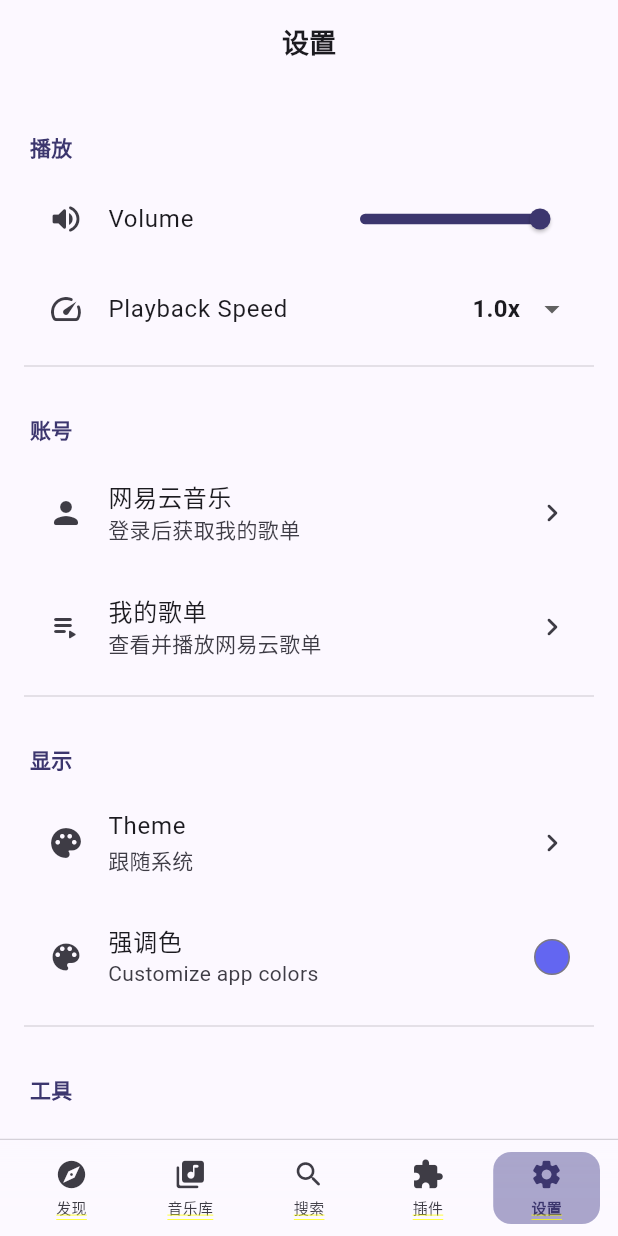
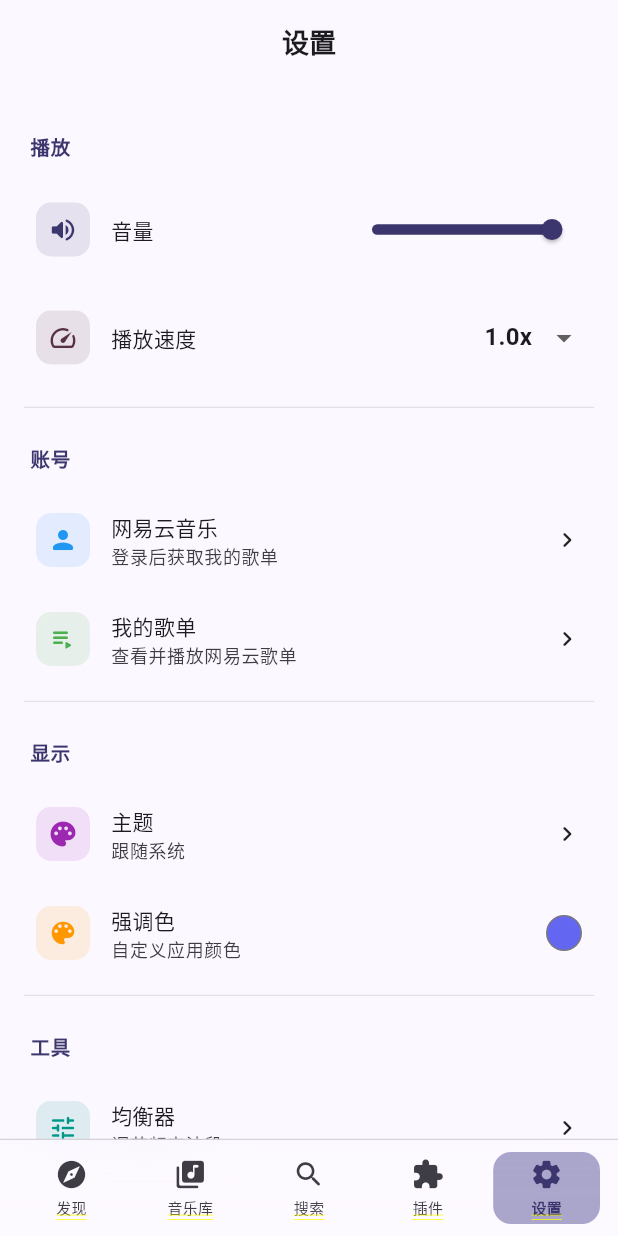
Before and after one commit to Chengxiaoyu1119/MusicFlow, a Flutter app: the SettingsPage screen opened by its route, on a phone screen of 412 x 824 dp. Run offline on Flutter 3.47's test engine with Material 3 defaults, Android fonts, the phone set to English and light mode, and no system bars; our stand-ins replace audio_service, cached_network_image, dio, file_picker, flutter_riverpod, go_router and 10 more; missing offline and left inert: audio_metadata_reader, encrypt, hotkey_manager, shelf_router, tray_manager, window_manager; accounts and stored records are empty; network calls fail.

Commit message:
fix: settings page complete redesign - icon containers, colors, Chinese strings

```diff
--- a/lib/features/settings/pages/settings_page.dart
+++ b/lib/features/settings/pages/settings_page.dart
@@ -17,6 +17,7 @@ class SettingsPage extends ConsumerWidget {
     final handler = ref.watch(audioHandlerProvider);
     final themeMode = ref.watch(themeModeProvider);
     final accentColor = ref.watch(accentColorProvider);
+    final theme = Theme.of(context);
 
     return Scaffold(
       appBar: AppBar(title: const Text('设置')),
@@ -26,153 +27,125 @@ class SettingsPage extends ConsumerWidget {
           _SectionHeader(title: '播放'),
           _SettingsTile(
             icon: Icons.volume_up_rounded,
-            title: 'Volume',
-            trailing: SizedBox(
-              width: 160,
-              child: Slider(
-                value: handler.volume,
-                onChanged: (v) => handler.setVolume(v),
-              ),
-            ),
+            iconColor: theme.colorScheme.primary,
+            title: '音量',
+            trailing: SizedBox(width: 160,
+              child: Slider(value: handler.volume, onChanged: (v) => handler.setVolume(v))),
           ),
           _SettingsTile(
             icon: Icons.speed_rounded,
-            title: 'Playback Speed',
+            iconColor: theme.colorScheme.tertiary,
+            title: '播放速度',
             trailing: DropdownButton<double>(
-              value: handler.speed,
-              underline: const SizedBox(),
+              value: handler.speed, underline: const SizedBox(),
               items: [0.5, 0.75, 1.0, 1.25, 1.5, 2.0]
-                  .map((s) => DropdownMenuItem(
-                        value: s,
-                        child: Text('${s}x'),
-                      ))
-                  .toList(),
-              onChanged: (v) {
-                if (v != null) handler.setSpeed(v);
-              },
+                  .map((s) => DropdownMenuItem(value: s, child: Text('${s}x'))).toList(),
+              onChanged: (v) { if (v != null) handler.setSpeed(v); },
             ),
           ),
-          const Divider(),
+          const SizedBox(height: 8),
+          _Divider(),
 
-          // Account
+          // 账号
           _SectionHeader(title: '账号'),
           _SettingsTile(
-            icon: Icons.person_rounded,
-            title: '网易云音乐',
-            subtitle: '登录后获取我的歌单',
-            trailing: const Icon(Icons.chevron_right_rounded),
+            icon: Icons.person_rounded, iconColor: Colors.blue,
+            title: '网易云音乐', subtitle: '登录后获取我的歌单',
+            trailing: const Icon(Icons.chevron_right_rounded, size: 20),
             onTap: () => context.push('/login'),
           ),
           _SettingsTile(
-            icon: Icons.playlist_play_rounded,
-            title: '我的歌单',
-            subtitle: '查看并播放网易云歌单',
-            trailing: const Icon(Icons.chevron_right_rounded),
+            icon: Icons.playlist_play_rounded, iconColor: Colors.green,
+            title: '我的歌单', subtitle: '查看并播放网易云歌单',
+            trailing: const Icon(Icons.chevron_right_rounded, size: 20),
             onTap: () => context.push('/user-playlists'),
           ),
-          const Divider(),
+          const SizedBox(height: 8),
+          _Divider(),
 
-          // Display
+          // 显示
           _SectionHeader(title: '显示'),
           _SettingsTile(
-            icon: Icons.palette_rounded,
-            title: 'Theme',
-            subtitle: _themeModeLabel(themeMode),
-            trailing: const Icon(Icons.chevron_right_rounded),
+            icon: Icons.palette_rounded, iconColor: Colors.purple,
+            title: '主题', subtitle: _themeModeLabel(themeMode),
+            trailing: const Icon(Icons.chevron_right_rounded, size: 20),
             onTap: () => _showThemeDialog(context, ref),
           ),
           _SettingsTile(
-            icon: Icons.color_lens_rounded,
-            title: '强调色',
-            subtitle: 'Customize app colors',
+            icon: Icons.color_lens_rounded, iconColor: Colors.orange,
+            title: '强调色', subtitle: '自定义应用颜色',
             trailing: Container(
               width: 24, height: 24,
               decoration: BoxDecoration(
-                color: accentColor,
-                shape: BoxShape.circle,
-                border: Border.all(color: Theme.of(context).colorScheme.outlineVariant),
+                color: accentColor, shape: BoxShape.circle,
+                border: Border.all(color: theme.colorScheme.outlineVariant),
               ),
             ),
             onTap: () => _showAccentColorDialog(context, ref),
           ),
-          const Divider(),
+          const SizedBox(height: 8),
+          _Divider(),
 
-          // Tools
+          // 工具
           _SectionHeader(title: '工具'),
           _SettingsTile(
-            icon: Icons.timer_rounded,
-            title: '睡眠定时器',
-            subtitle: 'Auto-pause playback',
-            trailing: const Icon(Icons.chevron_right_rounded),
+            icon: Icons.tune_rounded, iconColor: Colors.teal,
+            title: '均衡器', subtitle: '调节频率波段',
+            trailing: const Icon(Icons.chevron_right_rounded, size: 20),
+            onTap: () => context.push('/equalizer'),
+          ),
+          _SettingsTile(
+            icon: Icons.timer_rounded, iconColor: Colors.amber,
+            title: '睡眠定时器', subtitle: '自动暂停播放',
+            trailing: const Icon(Icons.chevron_right_rounded, size: 20),
             onTap: () => _showSleepTimerDialog(context, ref),
           ),
           _SettingsTile(
-            icon: Icons.tune_rounded,
-            title: 'Equalizer',
-            subtitle: 'Adjust frequency bands',
-            trailing: const Icon(Icons.chevron_right_rounded),
-            onTap: () => context.push('/equalizer'),
+            icon: Icons.lyrics_outlined, iconColor: Colors.cyan,
+            title: '桌面歌词', subtitle: '字体、颜色、透明度设置',
+            trailing: const Icon(Icons.chevron_right_rounded, size: 20),
+            onTap: () => context.push('/lyrics-settings'),
           ),
           _SettingsTile(
-            icon: Icons.download_rounded,
-            title: 'Downloads',
-            subtitle: 'Manage downloaded songs',
-            trailing: const Icon(Icons.chevron_right_rounded),
+            icon: Icons.download_rounded, iconColor: Colors.indigo,
+            title: '下载', subtitle: '管理已下载歌曲',
+            trailing: const Icon(Icons.chevron_right_rounded, size: 20),
             onTap: () => context.push('/downloads'),
           ),
           _SettingsTile(
-            icon: Icons.bar_chart_rounded,
-            title: 'Statistics',
-            subtitle: 'Listening stats and top tracks',
-            trailing: const Icon(Icons.chevron_right_rounded),
+            icon: Icons.bar_chart_rounded, iconColor: Colors.pink,
+            title: '统计', subtitle: '听歌数据和热门曲目',
+            trailing: const Icon(Icons.chevron_right_rounded, size: 20),
             onTap: () => context.push('/stats'),
           ),
-          _SettingsTile(
-            icon: Icons.lyrics_outlined,
-            title: 'Desktop Lyrics',
-            subtitle: 'Font, colors, opacity settings',
-            trailing: const Icon(Icons.chevron_right_rounded),
-            onTap: () => context.push('/lyrics-settings'),
-          ),
-          _SettingsTile(
-            icon: Icons.swap_horiz_rounded,
-            title: 'Crossfade',
-            subtitle: 'Crossfade between tracks (coming soon)',
-            trailing: Switch(
-              value: false,
-              onChanged: (_) {},
-            ),
-          ),
-          const Divider(),
+          const SizedBox(height: 8),
+          _Divider(),
 
-          // Storage
+          // 存储
           _SectionHeader(title: '存储'),
           _SettingsTile(
-            icon: Icons.folder_rounded,
-            title: 'Music Library Path',
-            subtitle: 'Import music from folders',
-            trailing: const Icon(Icons.chevron_right_rounded),
+            icon: Icons.folder_rounded, iconColor: Colors.brown,
+            title: '音乐库路径', subtitle: '从文件夹导入音乐',
+            trailing: const Icon(Icons.chevron_right_rounded, size: 20),
             onTap: () => _pickMusicDirectory(context),
           ),
           _SettingsTile(
-            icon: Icons.cleaning_services_rounded,
-            title: 'Clear Cache',
-            subtitle: 'Free up storage space',
+            icon: Icons.cleaning_services_rounded, iconColor: Colors.grey,
+            title: '清除缓存', subtitle: '释放存储空间',
             onTap: () => _clearCache(context, ref),
           ),
-          const Divider(),
+          const SizedBox(height: 8),
+          _Divider(),
 
-          // About
+          // 关于
           _SectionHeader(title: '关于'),
           _SettingsTile(
-            icon: Icons.info_outline_rounded,
-            title: 'Version',
-            subtitle: AppConstants.appVersion,
+            icon: Icons.info_outline_rounded, iconColor: Colors.blueGrey,
+            title: '版本', subtitle: AppConstants.appVersion,
           ),
           _SettingsTile(
-            icon: Icons.code_rounded,
-            title: 'Open Source',
-            subtitle: 'Built with Flutter & love',
+            icon: Icons.code_rounded, iconColor: Colors.blueGrey,
+            title: '开源声明', subtitle: 'Built with Flutter & love',
             trailing: const Icon(Icons.open_in_new_rounded, size: 18),
           ),
           const SizedBox(height: 32),
@@ -182,11 +155,7 @@ class SettingsPage extends ConsumerWidget {
   }
 
   String _themeModeLabel(ThemeMode mode) {
-    return switch (mode) {
-      ThemeMode.light => '浅色',
-      ThemeMode.dark => '深色',
-      ThemeMode.system => '跟随系统',
-    };
+    return switch (mode) { ThemeMode.light => '浅色', ThemeMode.dark => '深色', ThemeMode.system => '跟随系统', };
   }
 
   void _showThemeDialog(BuildContext context, WidgetRef ref) {
@@ -196,31 +165,19 @@ class SettingsPage extends ConsumerWidget {
       builder: (context) => SafeArea(
         child: Padding(
           padding: const EdgeInsets.symmetric(vertical: 16),
-          child: Column(
-            mainAxisSize: MainAxisSize.min,
-            children: [
-              const Padding(
-                padding: EdgeInsets.only(bottom: 16),
-                child: Text('选择主题', style: TextStyle(fontSize: 18, fontWeight: FontWeight.bold)),
-              ),
+          child: Column(mainAxisSize: MainAxisSize.min, children: [
+            const Padding(padding: EdgeInsets.only(bottom: 16),
+              child: Text('选择主题', style: TextStyle(fontSize: 18, fontWeight: FontWeight.bold))),
             ...ThemeMode.values.map((mode) {
-                final icon = switch (mode) {
-                  ThemeMode.light => Icons.light_mode_rounded,
-                  ThemeMode.dark => Icons.dark_mode_rounded,
-                  ThemeMode.system => Icons.settings_brightness_rounded,
-                };
+              final icon = switch (mode) { ThemeMode.light => Icons.light_mode_rounded, ThemeMode.dark => Icons.dark_mode_rounded, ThemeMode.system => Icons.settings_brightness_rounded, };
               return ListTile(
                 leading: Icon(icon),
                 title: Text(_themeModeLabel(mode)),
                 trailing: current == mode ? const Icon(Icons.check_rounded) : null,
-                  onTap: () {
-                    ref.read(themeModeProvider.notifier).setTheme(mode);
-                    Navigator.pop(context);
-                  },
+                onTap: () { ref.read(themeModeProvider.notifier).setTheme(mode); Navigator.pop(context); },
               );
             }),
-            ],
-          ),
+          ]),
         ),
       ),
     );
@@ -230,42 +187,25 @@ class SettingsPage extends ConsumerWidget {
     showModalBottomSheet(
       context: context,
       builder: (context) => SafeArea(
-        child: Padding(
-          padding: const EdgeInsets.all(16),
-          child: Column(
-            mainAxisSize: MainAxisSize.min,
-            crossAxisAlignment: CrossAxisAlignment.start,
-            children: [
+        child: Padding(padding: const EdgeInsets.all(16),
+          child: Column(mainAxisSize: MainAxisSize.min, crossAxisAlignment: CrossAxisAlignment.start, children: [
             const Text('强调色', style: TextStyle(fontSize: 18, fontWeight: FontWeight.bold)),
             const SizedBox(height: 16),
-              Wrap(
-                spacing: 8,
-                runSpacing: 8,
+            Wrap(spacing: 8, runSpacing: 8,
               children: accentColors.map((color) {
                 final isSelected = ref.watch(accentColorProvider) == color;
                 return GestureDetector(
-                    onTap: () {
-                      ref.read(accentColorProvider.notifier).setColor(color);
-                      Navigator.pop(context);
-                    },
+                  onTap: () { ref.read(accentColorProvider.notifier).setColor(color); Navigator.pop(context); },
                   child: Container(
                     width: 44, height: 44,
-                      decoration: BoxDecoration(
-                        color: color,
-                        shape: BoxShape.circle,
-                        border: isSelected
-                            ? Border.all(color: Colors.white, width: 3)
-                            : null,
-                      ),
-                      child: isSelected
-                          ? const Icon(Icons.check_rounded, color: Colors.white, size: 20)
-                          : null,
+                    decoration: BoxDecoration(color: color, shape: BoxShape.circle,
+                      border: isSelected ? Border.all(color: Colors.white, width: 3) : null),
+                    child: isSelected ? const Icon(Icons.check_rounded, color: Colors.white, size: 20) : null,
                   ),
                 );
               }).toList(),
             ),
-            ],
-          ),
+          ]),
         ),
       ),
     );
@@ -274,59 +214,34 @@ class SettingsPage extends ConsumerWidget {
   void _showSleepTimerDialog(BuildContext context, WidgetRef ref) {
     final timerService = ref.read(sleepTimerProvider.notifier);
     final state = ref.read(sleepTimerProvider);
-
     showModalBottomSheet(
       context: context,
       builder: (context) => SafeArea(
-        child: Padding(
-          padding: const EdgeInsets.all(16),
-          child: Column(
-            mainAxisSize: MainAxisSize.min,
-            crossAxisAlignment: CrossAxisAlignment.start,
-            children: [
+        child: Padding(padding: const EdgeInsets.all(16),
+          child: Column(mainAxisSize: MainAxisSize.min, crossAxisAlignment: CrossAxisAlignment.start, children: [
             const Text('睡眠定时器', style: TextStyle(fontSize: 18, fontWeight: FontWeight.bold)),
             const SizedBox(height: 8),
-              const Text('到达设定时间后自动暂停播放',
-                style: TextStyle(color: Colors.grey)),
+            const Text('到达设定时间后自动暂停播放', style: TextStyle(color: Colors.grey)),
             const SizedBox(height: 16),
-
             if (state.isActive)
-                Padding(
-                  padding: const EdgeInsets.only(bottom: 16),
-                  child: Row(
-                    children: [
+              Padding(padding: const EdgeInsets.only(bottom: 16),
+                child: Row(children: [
                   const Icon(Icons.timer_rounded, size: 20),
                   const SizedBox(width: 8),
                   Text('运行中: ${timerService.formattedRemaining}',
                     style: const TextStyle(fontWeight: FontWeight.w600)),
                   const Spacer(),
-                      TextButton(
-                        onPressed: () {
-                          timerService.cancel();
-                          Navigator.pop(context);
-                        },
-                        child: const Text('取消'),
+                  TextButton(onPressed: () { timerService.cancel(); Navigator.pop(context); },
+                    child: const Text('取消')),
+                ]),
               ),
-                    ],
-                  ),
-                ),
-
-              Wrap(
-                spacing: 8,
-                runSpacing: 8,
+            Wrap(spacing: 8, runSpacing: 8,
               children: SleepTimerService.presetMinutes.map((minutes) {
-                  return ActionChip(
-                    label: Text('$minutes 分钟'),
-                    onPressed: () {
-                      timerService.start(Duration(minutes: minutes));
-                      timerService.savePreset(Duration(minutes: minutes));
-                      Navigator.pop(context);
-                    },
-                  );
+                return ActionChip(label: Text('$minutes 分钟'),
+                  onPressed: () { timerService.start(Duration(minutes: minutes)); timerService.savePreset(Duration(minutes: minutes)); Navigator.pop(context); });
               }).toList(),
             ),
-            ],
-          ),
+          ]),
         ),
       ),
     );
@@ -335,9 +250,7 @@ class SettingsPage extends ConsumerWidget {
   Future<void> _pickMusicDirectory(BuildContext context) async {
     final result = await FilePicker.platform.getDirectoryPath();
     if (result != null && context.mounted) {
-      ScaffoldMessenger.of(context).showSnackBar(
-        SnackBar(content: Text('已选择: $result')),
-      );
+      ScaffoldMessenger.of(context).showSnackBar(SnackBar(content: Text('已选择: $result')));
     }
   }
 
@@ -345,9 +258,7 @@ class SettingsPage extends ConsumerWidget {
     final storage = ref.read(hiveStorageProvider);
     await storage.clearCache();
     if (context.mounted) {
-      ScaffoldMessenger.of(context).showSnackBar(
-        const SnackBar(content: Text('缓存已清除')),
-      );
+      ScaffoldMessenger.of(context).showSnackBar(const SnackBar(content: Text('缓存已清除')));
     }
   }
 }
@@ -359,20 +270,27 @@ class _SectionHeader extends StatelessWidget {
   @override
   Widget build(BuildContext context) {
     return Padding(
-      padding: const EdgeInsets.fromLTRB(4, 24, 4, 8),
-      child: Text(
-        title,
-        style: Theme.of(context).textTheme.titleSmall?.copyWith(
+      padding: const EdgeInsets.fromLTRB(4, 24, 4, 12),
+      child: Text(title, style: TextStyle(
+        fontSize: 13, fontWeight: FontWeight.w700,
         color: Theme.of(context).colorScheme.primary,
-          fontWeight: FontWeight.w600,
-        ),
-      ),
+        letterSpacing: 0.5,
+      )),
     );
+  }
+}
+
+class _Divider extends StatelessWidget {
+  const _Divider();
+  @override
+  Widget build(BuildContext context) {
+    return Divider(height: 1, color: Theme.of(context).colorScheme.outlineVariant.withValues(alpha: 0.3));
   }
 }
 
 class _SettingsTile extends StatelessWidget {
   final IconData icon;
+  final Color iconColor;
   final String title;
   final String? subtitle;
   final Widget? trailing;
@@ -380,6 +298,7 @@ class _SettingsTile extends StatelessWidget {
 
   const _SettingsTile({
     required this.icon,
+    required this.iconColor,
     required this.title,
     this.subtitle,
     this.trailing,
@@ -388,12 +307,51 @@ class _SettingsTile extends StatelessWidget {
 
   @override
   Widget build(BuildContext context) {
-    return ListTile(
+    final theme = Theme.of(context);
+    return Padding(
+      padding: const EdgeInsets.symmetric(vertical: 2),
+      child: Material(
+        color: Colors.transparent,
+        borderRadius: BorderRadius.circular(12),
+        child: InkWell(
           onTap: onTap,
-      leading: Icon(icon),
-      title: Text(title),
-      subtitle: subtitle != null ? Text(subtitle!) : null,
-      trailing: trailing,
+          borderRadius: BorderRadius.circular(12),
+          child: Padding(
+            padding: const EdgeInsets.symmetric(horizontal: 8, vertical: 12),
+            child: Row(
+              children: [
+                // Icon in colored container
+                Container(
+                  width: 36, height: 36,
+                  decoration: BoxDecoration(
+                    color: iconColor.withValues(alpha: 0.12),
+                    borderRadius: BorderRadius.circular(10),
+                  ),
+                  child: Icon(icon, color: iconColor, size: 20),
+                ),
+                const SizedBox(width: 14),
+                // Title + Subtitle
+                Expanded(
+                  child: Column(
+                    crossAxisAlignment: CrossAxisAlignment.start,
+                    children: [
+                      Text(title, style: theme.textTheme.bodyMedium?.copyWith(fontWeight: FontWeight.w500)),
+                      if (subtitle != null)
+                        Padding(
+                          padding: const EdgeInsets.only(top: 2),
+                          child: Text(subtitle!, style: theme.textTheme.bodySmall?.copyWith(
+                            color: theme.colorScheme.onSurfaceVariant, fontSize: 12)),
+                        ),
+                    ],
+                  ),
+                ),
+                // Trailing
+                if (trailing != null) trailing!,
+              ],
+            ),
+          ),
+        ),
+      ),
     );
   }
 }
```
Lines whose indentation alone changed are shown as unchanged.
